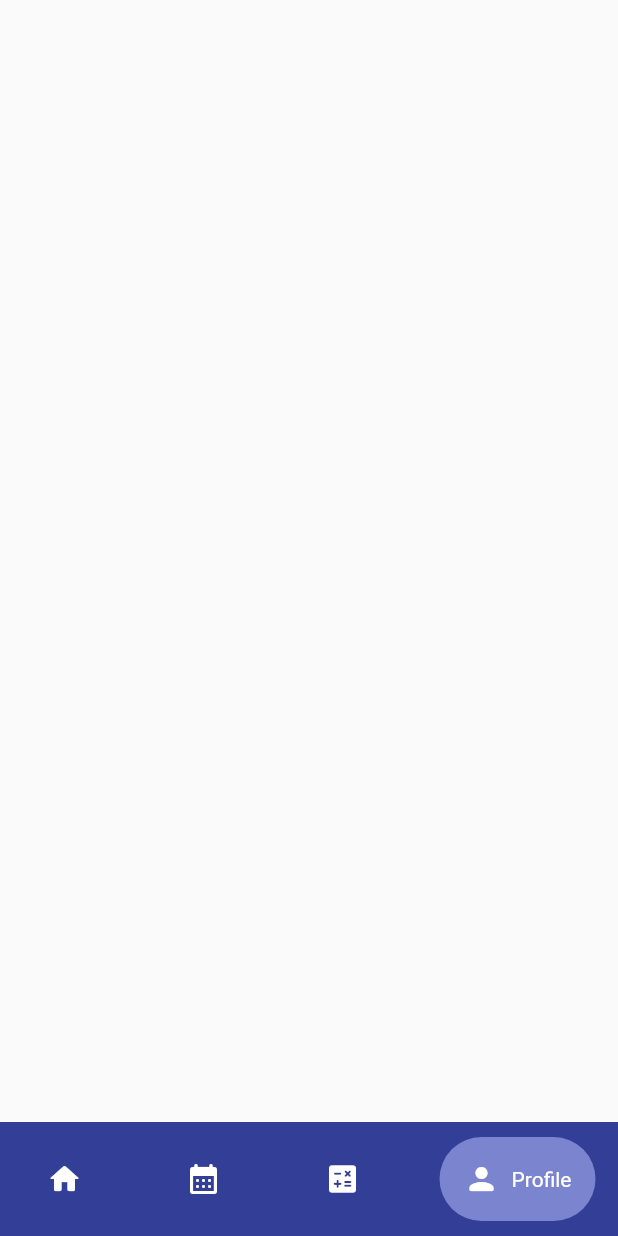
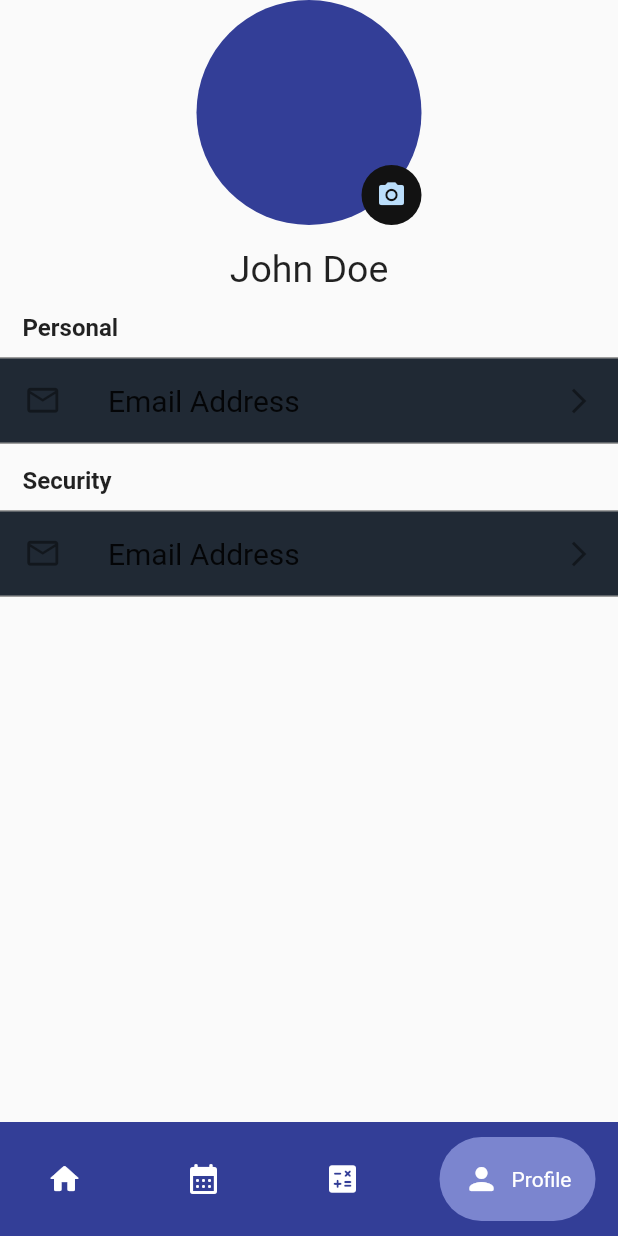
Before and after one commit to anthonyarinze/student_app, a Flutter app: the screen it shows once a user with an empty profile is signed in, item 4 of the bottom bar chosen, on a phone screen of 412 x 824 dp. Run offline on Flutter 3.47's test engine with Material 2 defaults, Android fonts, the phone set to English and light mode, and no system bars; drawn by our look-alikes of google_nav_bar; our stand-ins replace date_picker_timeline, firebase_auth, firebase_core, flutter_local_notifications, flutter_native_timezone, flutter_staggered_animations and 5 more; accounts and stored records are empty.

Commit message:
Profile Page Progress

```diff
--- a/lib/pages/profile.dart
+++ b/lib/pages/profile.dart
@@ -1,18 +1,80 @@
 import 'package:flutter/material.dart';
+import 'package:student_app/theme/palette.dart';
+import 'package:student_app/utils/widgets.dart';
 
-class Profile extends StatefulWidget {
-  const Profile({super.key});
+class Profile extends StatelessWidget {
+  const Profile({super.key, this.backgroundImage});
 
-  @override
-  State<Profile> createState() => _ProfileState();
-}
-
-class _ProfileState extends State<Profile> {
+  final ImageProvider? backgroundImage;
   @override
   Widget build(BuildContext context) {
-    return const SafeArea(
+    return SafeArea(
       child: Scaffold(
         resizeToAvoidBottomInset: false,
+        body: Column(
+          children: [
+            const Center(
+              child: CircleAvatar(
+                radius: 75,
+                backgroundColor: Palette.kLightThemeColor,
+                child: Align(
+                  alignment: Alignment.bottomRight,
+                  child: CircleAvatar(
+                    radius: 20,
+                    backgroundColor: Palette.kDarkGreyColor,
+                    child: Icon(Icons.camera_alt, size: 20.0),
+                  ),
+                ),
+              ),
+            ),
+            const Padding(
+              padding: EdgeInsets.only(top: 15.0, bottom: 15.0),
+              child: Center(
+                child: Text('John Doe', style: TextStyle(fontSize: 25)),
+              ),
+            ),
+            Expanded(
+              child: ListView(
+                scrollDirection: Axis.vertical,
+                children: [
+                  const Padding(
+                    padding: EdgeInsets.only(left: 15.0, bottom: 10.0),
+                    child: Text(
+                      'Personal',
+                      style: TextStyle(
+                        fontSize: 16,
+                        fontWeight: FontWeight.bold,
+                      ),
+                    ),
+                  ),
+                  BuildProfileListTile(
+                    onTap: () {},
+                    leadingIcon: const Icon(Icons.email_outlined, size: 25),
+                    title: 'Email Address',
+                    trailingIcon: const Icon(Icons.arrow_forward_ios, size: 20),
+                  ),
+                  const Padding(
+                    padding:
+                        EdgeInsets.only(left: 15.0, bottom: 10.0, top: 15.0),
+                    child: Text(
+                      'Security',
+                      style: TextStyle(
+                        fontSize: 16,
+                        fontWeight: FontWeight.bold,
+                      ),
+                    ),
+                  ),
+                  BuildProfileListTile(
+                    onTap: () {},
+                    leadingIcon: const Icon(Icons.email_outlined, size: 25),
+                    title: 'Email Address',
+                    trailingIcon: const Icon(Icons.arrow_forward_ios, size: 20),
+                  ),
+                ],
+              ),
+            ),
+          ],
+        ),
       ),
     );
   }
--- a/lib/theme/palette.dart
+++ b/lib/theme/palette.dart
@@ -7,6 +7,7 @@ class Palette {
   static const Color kLightThemeColorAccent = Color(0xFF7b85cf);
   static const Color kLightSelectedColor = Color(0xFFea4d90);
   static const Color kDarkGreyColor = Color(0xFF121212);
+  static const Color kDarkListTileColor = Color(0xFF202934);
   final List<Color> taskColors = [
     const Color(0xFF499a9f),
     const Color(0xFF41659a),
--- a/lib/utils/widgets.dart
+++ b/lib/utils/widgets.dart
@@ -427,6 +427,41 @@ class NotifiedPage extends StatelessWidget {
   }
 }
 
+class BuildProfileListTile extends StatelessWidget {
+  final Function() onTap;
+  final Icon leadingIcon;
+  final String title;
+  final Icon trailingIcon;
+
+  const BuildProfileListTile({
+    super.key,
+    required this.onTap,
+    required this.leadingIcon,
+    required this.title,
+    required this.trailingIcon,
+  });
+
+  @override
+  Widget build(BuildContext context) {
+    return GestureDetector(
+      onTap: onTap,
+      child: Container(
+        decoration: const BoxDecoration(
+          color: Palette.kDarkListTileColor,
+          border: Border.symmetric(
+            horizontal: BorderSide(width: 1.0, color: Colors.grey),
+          ),
+        ),
+        child: ListTile(
+          leading: leadingIcon,
+          title: Text(title, style: const TextStyle(fontSize: 20)),
+          trailing: trailingIcon,
+        ),
+      ),
+    );
+  }
+}
+
 _getBGClr(int no) {
   switch (no) {
     case 0:
```
